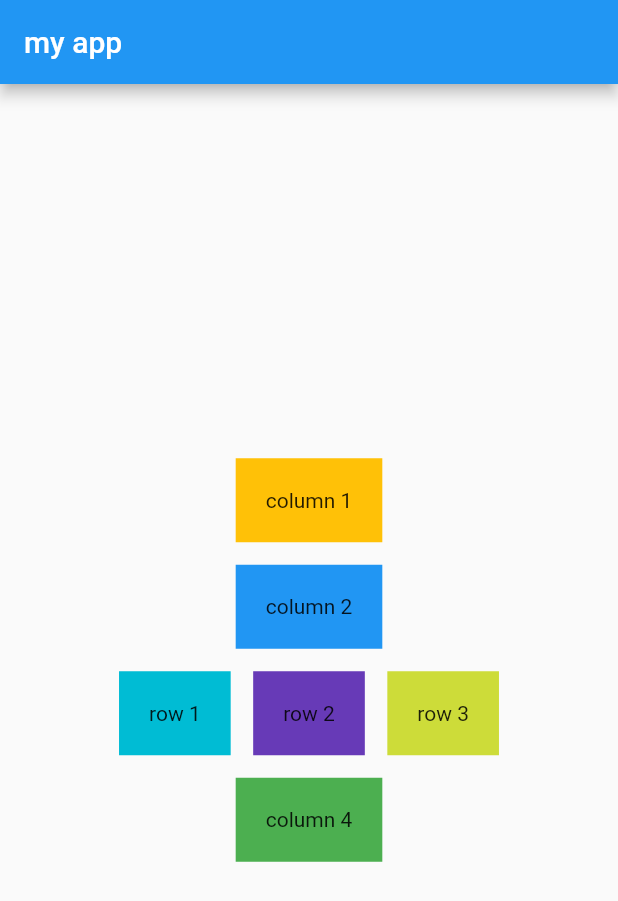
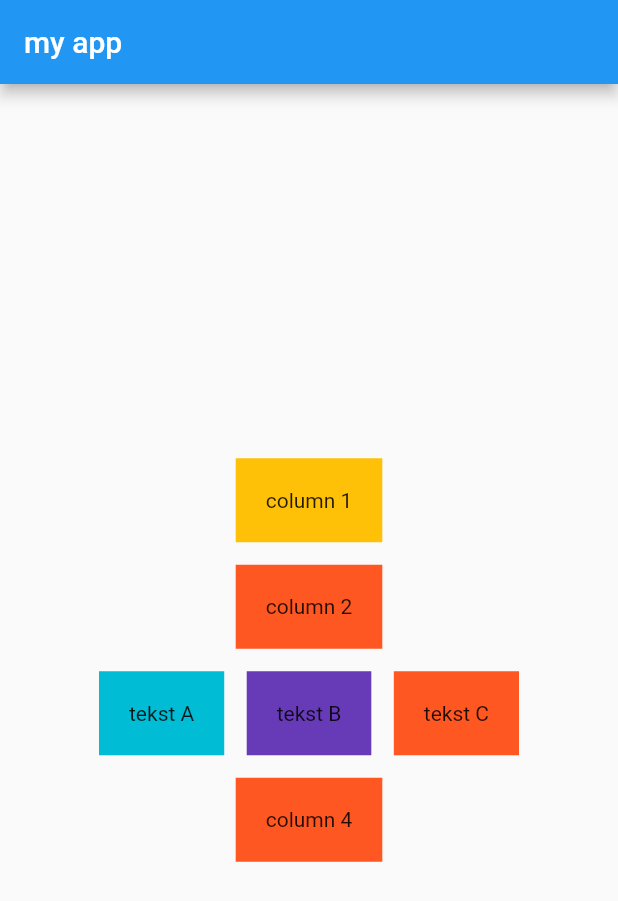
Before and after one commit to luqasz-tworzydlo/2023-Q4-1_Flutter-Dart_Mobile-Apps, a Flutter app: the screen it shows after launch, on a phone screen of 412 x 824 dp. Shown: the top 901 px of the screen. Run offline on Flutter 3.47's test engine with Material 2 defaults, Android fonts, the phone set to English and light mode, and no system bars.

Commit message:
Add files via upload

```diff
--- a/1_Exercise-no-1_rows-and-columns/src/E1_rac/ex1_rows_columns/lib/main.dart
+++ b/1_Exercise-no-1_rows-and-columns/src/E1_rac/ex1_rows_columns/lib/main.dart
@@ -17,29 +17,30 @@ class MyApp extends StatelessWidget {
             body: Column(
               mainAxisAlignment: MainAxisAlignment.center,
               children: [
-                buildContainer("column 1", Colors.amber),
+                buildContainer("column 1", color: Colors.amber),
                 SizedBox(height: 15),
-                buildContainer("column 2", Colors.blue),
+                buildContainer("column 2"),
                 SizedBox(height: 15),
                 Row(
                   mainAxisAlignment: MainAxisAlignment.center,
                   children: [
-                    buildContainer("row 1", Colors.cyan),
+                    buildContainer("tekst A", color: Colors.cyan),
                     SizedBox(width: 15),
-                    buildContainer("row 2", Colors.deepPurple),
+                    buildContainer("tekst B", color: Colors.deepPurple),
                     SizedBox(width: 15),
-                    buildContainer("row 3", Colors.lime),
+                    buildContainer("tekst C"),
                   ],
                 ),
                 SizedBox(height: 15),
-                buildContainer("column 4", Colors.green),
+                buildContainer("column 4"),
               ],
             )
         )
     );
   }
 
-  Container buildContainer(String name, Color color) {
+  Container buildContainer(String name, {Color color = Colors.deepOrange}) {
+
     return Container(
       color: color,
       padding: EdgeInsets.all(20),
```
